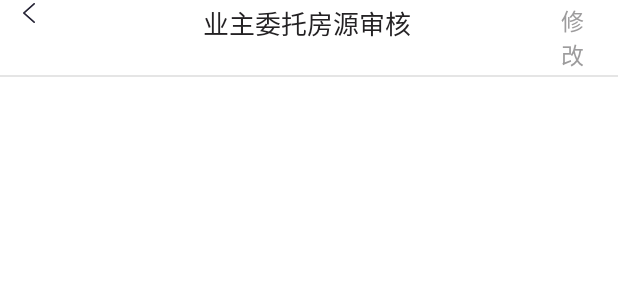
After one commit to KennyHuangChina/Skywalk, an Android app: the layout activity__zushouweituo_shenhe.xml on its own in the app's theme, with its tools: preview values and no code run, on a phone screen of 412 x 824 dp. The commit adds this screen. Shown: the top 300 px of the screen. Run offline under Robolectric (Android 15) with nearby library versions, the phone set to English and light mode, and no system bars.

Commit message:
[Android App] 经纪人审核 页面

```diff
--- a/App_Android/app/src/main/AndroidManifest.xml
+++ b/App_Android/app/src/main/AndroidManifest.xml
@@ -68,7 +68,9 @@
         <activity android:name=".Activity_Zushouweituo_Fangyuanxinxi"/>
         <activity android:name=".Activity_Weituoqueren"/>
         <activity android:name=".Activity_Zushouweituo_Finish"/>
-        <activity android:name=".Activity_Zushouweituo_Jiagesheding" />
+        <activity android:name=".Activity_Zushouweituo_Jiagesheding"/>
+        <activity android:name=".Activity_Zushouweituo_shenhe">
+        </activity>
     </application>
 
 </manifest>
--- /dev/null
+++ b/App_Android/app/src/main/java/com/kjs/skywalk/app_android/Activity_Zushouweituo_shenhe.java
@@ -0,0 +1,24 @@
+package com.kjs.skywalk.app_android;
+
+import android.support.v7.app.AppCompatActivity;
+import android.os.Bundle;
+import android.view.View;
+
+public class Activity_Zushouweituo_shenhe extends AppCompatActivity {
+
+    @Override
+    protected void onCreate(Bundle savedInstanceState) {
+        super.onCreate(savedInstanceState);
+        setContentView(R.layout.activity__zushouweituo_shenhe);
+    }
+
+    public void onViewClick(View v) {
+        switch (v.getId()) {
+            case R.id.tv_back:
+            {
+                finish();
+            }
+            break;
+        }
+    }
+}
--- /dev/null
+++ b/App_Android/app/src/main/res/layout/activity__zushouweituo_shenhe.xml
@@ -0,0 +1,61 @@
+<?xml version="1.0" encoding="utf-8"?>
+<RelativeLayout
+    xmlns:android="http://schemas.android.com/apk/res/android"
+    xmlns:tools="http://schemas.android.com/tools"
+    android:id="@+id/activity__zushouweituo_shenhe"
+    android:layout_width="match_parent"
+    android:layout_height="match_parent"
+    android:background="#FFFFFF"
+    tools:context="com.kjs.skywalk.app_android.Activity_Zushouweituo_shenhe">
+
+    <LinearLayout
+        android:layout_width="match_parent"
+        android:layout_height="wrap_content"
+        android:orientation="vertical"
+        android:layout_above="@+id/ll_bottom"
+        android:id="@+id/linearLayout">
+        <RelativeLayout
+            android:layout_width="match_parent"
+            android:layout_height="50dp"
+            android:paddingLeft="@dimen/page_left_margin"
+            android:paddingRight="@dimen/page_right_margin"
+            android:gravity="center"
+            android:orientation="horizontal">
+
+            <ImageView
+                android:id="@+id/tv_back"
+                android:layout_width="wrap_content"
+                android:layout_height="wrap_content"
+                android:onClick="onViewClick"
+                android:paddingRight="20dp"
+                android:gravity="center"
+                android:src="@drawable/nav_back"/>
+
+            <TextView
+                android:id="@+id/tv_title"
+                android:layout_width="match_parent"
+                android:layout_height="wrap_content"
+                android:layout_toRightOf="@+id/tv_back"
+                android:layout_toLeftOf="@+id/tv_modify"
+                android:gravity="center"
+                android:textColor="@color/colorTextNormal"
+                android:textSize="17sp"
+                android:text="业主委托房源审核"/>
+
+            <TextView
+                android:id="@+id/tv_modify"
+                android:layout_width="30dp"
+                android:layout_height="wrap_content"
+                android:gravity="center"
+                android:layout_alignParentRight="true"
+                android:textColor="#9D9C9D"
+                android:textSize="15sp"
+                android:text="修改"/>
+
+        </RelativeLayout>
+
+
+        <include layout="@layout/seperator_horizontal"/>
+
+    </LinearLayout>
+</RelativeLayout>
--- a/App_Android/app/src/main/res/values/styles.xml
+++ b/App_Android/app/src/main/res/values/styles.xml
@@ -193,7 +193,7 @@
         <item name="android:layout_height">50dp</item>
         <item name="android:onClick">onViewClick</item>
         <item name="android:drawableLeft">@drawable/nav_back</item>
-        <item name="android:textColor">#242224</item>
+        <item name="android:textColor">@color/colorTextNormal</item>
         <item name="android:background">#FFFFFF</item>
         <item name="android:gravity">center</item>
         <item name="android:paddingLeft">@dimen/page_left_margin</item>
```
